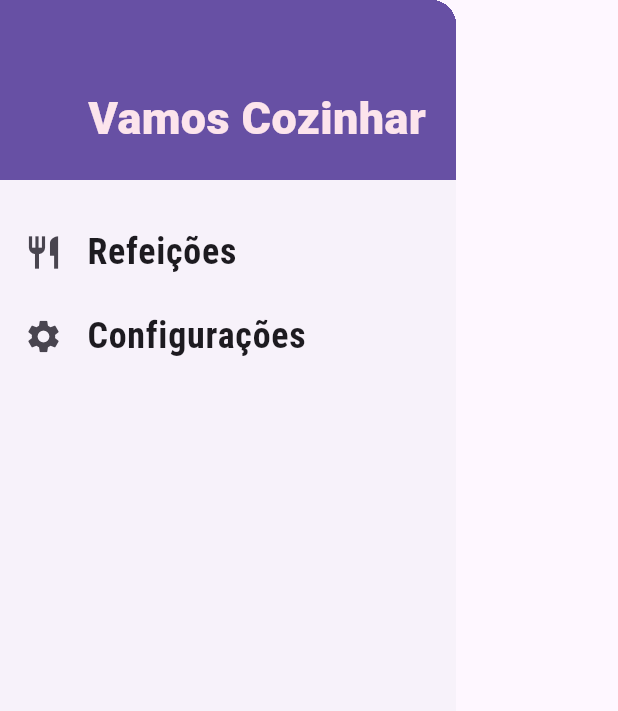
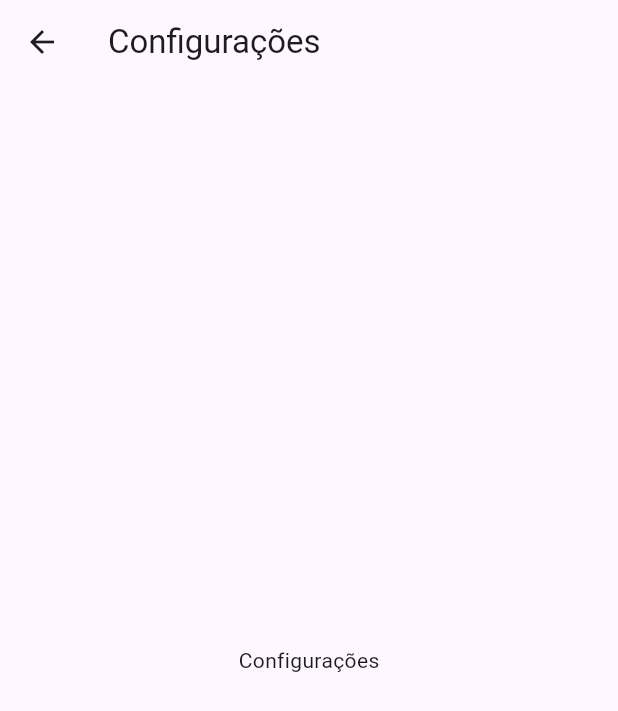
Before and after one commit to f3lipems/gourmet, a Flutter app: the MainDrawer widget shown alone on an empty page, opened directly, after a tap on "Configurações", on a phone screen of 412 x 824 dp. Shown: the top 711 px of the screen. Run offline on Flutter 3.47's test engine with Material 3 defaults, Android fonts, the light colour scheme and no system bars; network calls fail.

Commit message:
add settings screen

```diff
--- a/lib/components/main_drawer.dart
+++ b/lib/components/main_drawer.dart
@@ -1,13 +1,14 @@
 import 'package:flutter/material.dart';
+import '../utils/app_routes.dart';
 
 class MainDrawer extends StatelessWidget {
   const MainDrawer({super.key});
 
-  Widget _createItem(IconData icon, String label) {
+  Widget _createItem(IconData icon, String label, GestureTapCallback onTap) {
     return ListTile(
       leading: Icon(
         icon,
-        size: 26,
+        size: 22,
       ),
       title: Text(
         label,
@@ -17,7 +18,7 @@ class MainDrawer extends StatelessWidget {
           fontWeight: FontWeight.bold,
         ),
       ),
-      onTap: () {},
+      onTap: onTap,
     );
   }
 
@@ -31,17 +32,29 @@ class MainDrawer extends StatelessWidget {
             width: double.infinity,
             padding: const EdgeInsets.all(20),
             color: Theme.of(context).primaryColor,
-            alignment: Alignment.bottomRight,
+            alignment: Alignment.bottomLeft,
             child: Text(
               'Vamos Cozinhar',
-              style: TextStyle(fontWeight: FontWeight.w900, fontSize: 30, color: Theme.of(context).secondaryHeaderColor),
+              style: TextStyle(
+                fontWeight: FontWeight.w900,
+                fontSize: 26,
+                color: Theme.of(context).secondaryHeaderColor,
+              ),
             ),
           ),
           const SizedBox(
             height: 20,
           ),
-          _createItem(Icons.restaurant, 'Refeições'),
-          _createItem(Icons.settings, 'Configurações'),
+          _createItem(
+            Icons.restaurant,
+            'Refeições',
+            () => Navigator.of(context).pushNamed(AppRoutes.HOME),
+          ),
+          _createItem(
+            Icons.settings,
+            'Configurações',
+            () => Navigator.of(context).pushNamed(AppRoutes.SETTINGS),
+          ),
         ],
       ),
     );
--- a/lib/main.dart
+++ b/lib/main.dart
@@ -4,6 +4,7 @@ import 'screens/categories_screen.dart';
 import 'screens/categories_meals_screen.dart';
 import 'screens/meal_detail_screen.dart';
 import 'screens/tabs_screen.dart';
+import 'screens/settings_screen.dart';
 import 'utils/app_routes.dart';
 
 void main() {
@@ -33,6 +34,7 @@ class MyApp extends StatelessWidget {
         AppRoutes.HOME: (ctx) => const TabsScreen(),
         AppRoutes.CATEGORIES_MEALS: (ctx) => const CategoriesMealsScreen(),
         AppRoutes.MEAL_DETAIL: (ctx) => const MealDetailScreen(),
+        AppRoutes.SETTINGS: (ctx) => const SettingsScreen(),
       },
       onUnknownRoute: (settings) {
         return MaterialPageRoute(
--- /dev/null
+++ b/lib/screens/settings_screen.dart
@@ -0,0 +1,17 @@
+import 'package:flutter/material.dart';
+
+class SettingsScreen extends StatelessWidget {
+  const SettingsScreen({super.key});
+
+  @override
+  Widget build(BuildContext context) {
+    return Scaffold(
+      appBar: AppBar(
+        title: const Text('Configurações'),
+      ),
+      body: const Center(
+        child: Text('Configurações'),
+      ),
+    );
+  }
+}
--- a/lib/utils/app_routes.dart
+++ b/lib/utils/app_routes.dart
@@ -2,4 +2,5 @@ class AppRoutes {
   static const HOME = '/';
   static const CATEGORIES_MEALS = '/categories-meals';
   static const MEAL_DETAIL = '/meal-detail';
+  static const SETTINGS = '/settings';
 }
```
